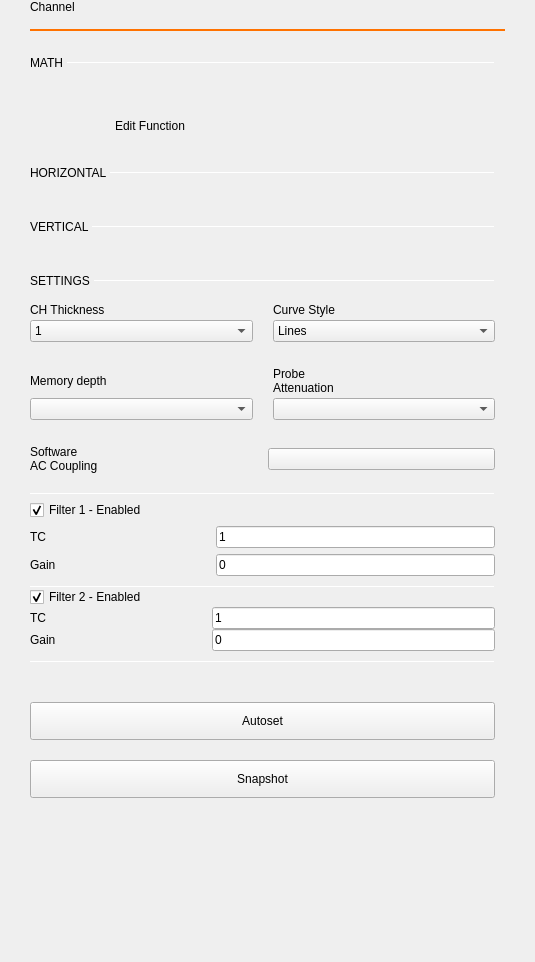
The window that ui/channel_settings.ui (nanoant/scopy) describes before a commit, drawn with Qt 5.
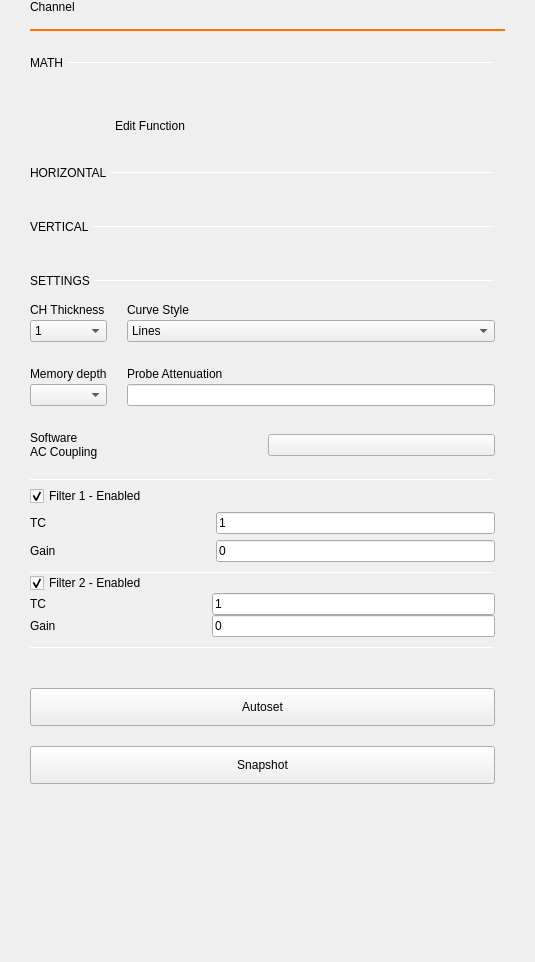
The same window after the commit. Custom widgets are drawn as their Qt base class.

Commit message: osc: probe attenuation custom value Signed-off-by: Ionut Muthi <ionut.muthi@analog.com>

The edit to the form file:
```diff
--- a/ui/channel_settings.ui
+++ b/ui/channel_settings.ui
@@ -815,14 +815,12 @@
               <item>
                <widget class="QLabel" name="probe_label">
                 <property name="text">
-                 <string>Probe
-Attenuation</string>
+                 <string>Probe Attenuation</string>
                 </property>
                </widget>
               </item>
               <item>
-               <widget class="QComboBox" name="probe_attenuation">
-               </widget>
+               <widget class="QLineEdit" name="probe_attenuation_value"/>
               </item>
              </layout>
             </item>
```
The commit also changes 3 other files.
